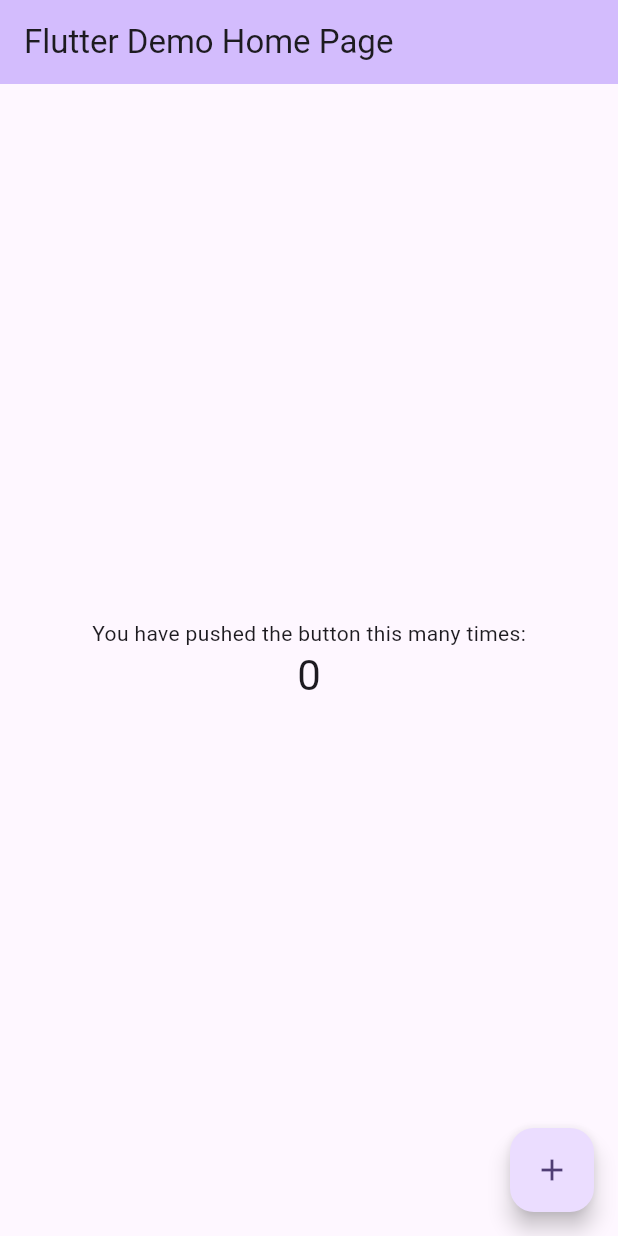
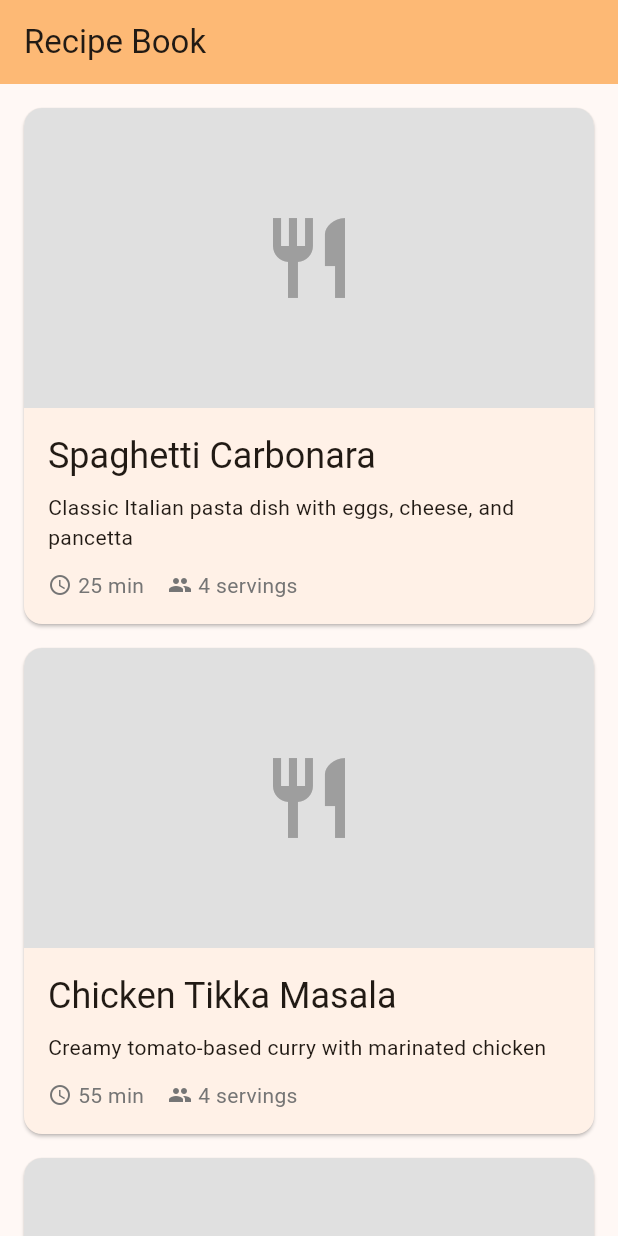
Before and after one commit to jithu2111/recipe_book_app, a Flutter app: the screen it shows after launch, on a phone screen of 412 x 824 dp. Run offline on Flutter 3.47's test engine with Material 3 defaults, Android fonts, the phone set to English and light mode, and no system bars.

Commit message:
homescreen-detailscreen-navigation

```diff
--- a/lib/main.dart
+++ b/lib/main.dart
@@ -1,4 +1,5 @@
 import 'package:flutter/material.dart';
+import 'screens/home_screen.dart';
 
 void main() {
   runApp(const MyApp());
@@ -7,116 +8,15 @@ void main() {
 class MyApp extends StatelessWidget {
   const MyApp({super.key});
 
-  // This widget is the root of your application.
   @override
   Widget build(BuildContext context) {
     return MaterialApp(
-      title: 'Flutter Demo',
+      title: 'Recipe Book',
       theme: ThemeData(
-        // This is the theme of your application.
-        //
-        // TRY THIS: Try running your application with "flutter run". You'll see
-        // the application has a purple toolbar. Then, without quitting the app,
-        // try changing the seedColor in the colorScheme below to Colors.green
-        // and then invoke "hot reload" (save your changes or press the "hot
-        // reload" button in a Flutter-supported IDE, or press "r" if you used
-        // the command line to start the app).
-        //
-        // Notice that the counter didn't reset back to zero; the application
-        // state is not lost during the reload. To reset the state, use hot
-        // restart instead.
-        //
-        // This works for code too, not just values: Most code changes can be
-        // tested with just a hot reload.
-        colorScheme: ColorScheme.fromSeed(seedColor: Colors.deepPurple),
+        colorScheme: ColorScheme.fromSeed(seedColor: Colors.orange),
+        useMaterial3: true,
       ),
-      home: const MyHomePage(title: 'Flutter Demo Home Page'),
+      home: const HomeScreen(),
     );
   }
 }
-
-class MyHomePage extends StatefulWidget {
-  const MyHomePage({super.key, required this.title});
-
-  // This widget is the home page of your application. It is stateful, meaning
-  // that it has a State object (defined below) that contains fields that affect
-  // how it looks.
-
-  // This class is the configuration for the state. It holds the values (in this
-  // case the title) provided by the parent (in this case the App widget) and
-  // used by the build method of the State. Fields in a Widget subclass are
-  // always marked "final".
-
-  final String title;
-
-  @override
-  State<MyHomePage> createState() => _MyHomePageState();
-}
-
-class _MyHomePageState extends State<MyHomePage> {
-  int _counter = 0;
-
-  void _incrementCounter() {
-    setState(() {
-      // This call to setState tells the Flutter framework that something has
-      // changed in this State, which causes it to rerun the build method below
-      // so that the display can reflect the updated values. If we changed
-      // _counter without calling setState(), then the build method would not be
-      // called again, and so nothing would appear to happen.
-      _counter++;
-    });
-  }
-
-  @override
-  Widget build(BuildContext context) {
-    // This method is rerun every time setState is called, for instance as done
-    // by the _incrementCounter method above.
-    //
-    // The Flutter framework has been optimized to make rerunning build methods
-    // fast, so that you can just rebuild anything that needs updating rather
-    // than having to individually change instances of widgets.
-    return Scaffold(
-      appBar: AppBar(
-        // TRY THIS: Try changing the color here to a specific color (to
-        // Colors.amber, perhaps?) and trigger a hot reload to see the AppBar
-        // change color while the other colors stay the same.
-        backgroundColor: Theme.of(context).colorScheme.inversePrimary,
-        // Here we take the value from the MyHomePage object that was created by
-        // the App.build method, and use it to set our appbar title.
-        title: Text(widget.title),
-      ),
-      body: Center(
-        // Center is a layout widget. It takes a single child and positions it
-        // in the middle of the parent.
-        child: Column(
-          // Column is also a layout widget. It takes a list of children and
-          // arranges them vertically. By default, it sizes itself to fit its
-          // children horizontally, and tries to be as tall as its parent.
-          //
-          // Column has various properties to control how it sizes itself and
-          // how it positions its children. Here we use mainAxisAlignment to
-          // center the children vertically; the main axis here is the vertical
-          // axis because Columns are vertical (the cross axis would be
-          // horizontal).
-          //
-          // TRY THIS: Invoke "debug painting" (choose the "Toggle Debug Paint"
-          // action in the IDE, or press "p" in the console), to see the
-          // wireframe for each widget.
-          mainAxisAlignment: MainAxisAlignment.center,
-          children: <Widget>[
-            const Text('You have pushed the button this many times:'),
-            Text(
-              '$_counter',
-              style: Theme.of(context).textTheme.headlineMedium,
-            ),
-          ],
-        ),
-      ),
-      floatingActionButton: FloatingActionButton(
-        onPressed: _incrementCounter,
-        tooltip: 'Increment',
-        child: const Icon(Icons.add),
-      ), // This trailing comma makes auto-formatting nicer for build methods.
-    );
-  }
-}
--- /dev/null
+++ b/lib/models/recipe.dart
@@ -0,0 +1,161 @@
+class Recipe {
+  final int id;
+  final String title;
+  final String description;
+  final String imageUrl;
+  final List<String> ingredients;
+  final List<String> instructions;
+  final int prepTime;
+  final int cookTime;
+  final int servings;
+
+  Recipe({
+    required this.id,
+    required this.title,
+    required this.description,
+    required this.imageUrl,
+    required this.ingredients,
+    required this.instructions,
+    required this.prepTime,
+    required this.cookTime,
+    required this.servings,
+  });
+
+  static List<Recipe> getSampleRecipes() {
+    return [
+      Recipe(
+        id: 1,
+        title: 'Spaghetti Carbonara',
+        description: 'Classic Italian pasta dish with eggs, cheese, and pancetta',
+        imageUrl: 'https://via.placeholder.com/300x200',
+        ingredients: [
+          '400g spaghetti',
+          '200g pancetta',
+          '3 large eggs',
+          '100g Pecorino Romano cheese',
+          'Black pepper',
+          'Salt'
+        ],
+        instructions: [
+          'Boil pasta in salted water',
+          'Cook pancetta until crispy',
+          'Whisk eggs with cheese',
+          'Combine hot pasta with pancetta',
+          'Add egg mixture off heat',
+          'Toss until creamy'
+        ],
+        prepTime: 10,
+        cookTime: 15,
+        servings: 4,
+      ),
+      Recipe(
+        id: 2,
+        title: 'Chicken Tikka Masala',
+        description: 'Creamy tomato-based curry with marinated chicken',
+        imageUrl: 'https://via.placeholder.com/300x200',
+        ingredients: [
+          '500g chicken breast',
+          '400ml coconut milk',
+          '400g canned tomatoes',
+          '1 onion',
+          '3 cloves garlic',
+          'Ginger',
+          'Garam masala',
+          'Turmeric'
+        ],
+        instructions: [
+          'Marinate chicken in yogurt and spices',
+          'Grill chicken until cooked',
+          'Sauté onions, garlic, and ginger',
+          'Add tomatoes and spices',
+          'Add coconut milk and simmer',
+          'Add grilled chicken and serve'
+        ],
+        prepTime: 30,
+        cookTime: 25,
+        servings: 4,
+      ),
+      Recipe(
+        id: 3,
+        title: 'Caesar Salad',
+        description: 'Fresh romaine lettuce with homemade Caesar dressing',
+        imageUrl: 'https://via.placeholder.com/300x200',
+        ingredients: [
+          '2 heads romaine lettuce',
+          '100g Parmesan cheese',
+          '1 cup croutons',
+          '2 cloves garlic',
+          '2 anchovy fillets',
+          '1 egg yolk',
+          'Lemon juice',
+          'Olive oil'
+        ],
+        instructions: [
+          'Wash and chop romaine lettuce',
+          'Make dressing with garlic, anchovies, egg yolk',
+          'Add lemon juice and olive oil',
+          'Toss lettuce with dressing',
+          'Top with Parmesan and croutons',
+          'Serve immediately'
+        ],
+        prepTime: 15,
+        cookTime: 0,
+        servings: 2,
+      ),
+      Recipe(
+        id: 4,
+        title: 'Beef Tacos',
+        description: 'Spicy ground beef in soft tortillas with fresh toppings',
+        imageUrl: 'https://via.placeholder.com/300x200',
+        ingredients: [
+          '500g ground beef',
+          '8 soft tortillas',
+          '1 onion',
+          '2 tomatoes',
+          '1 lettuce head',
+          'Cheddar cheese',
+          'Sour cream',
+          'Taco seasoning'
+        ],
+        instructions: [
+          'Brown ground beef with onions',
+          'Add taco seasoning and water',
+          'Simmer until thickened',
+          'Warm tortillas',
+          'Dice tomatoes and lettuce',
+          'Assemble tacos with toppings'
+        ],
+        prepTime: 15,
+        cookTime: 15,
+        servings: 4,
+      ),
+      Recipe(
+        id: 5,
+        title: 'Chocolate Chip Cookies',
+        description: 'Classic homemade cookies with chocolate chips',
+        imageUrl: 'https://via.placeholder.com/300x200',
+        ingredients: [
+          '2 cups all-purpose flour',
+          '1 cup butter',
+          '3/4 cup brown sugar',
+          '1/2 cup white sugar',
+          '2 eggs',
+          '2 cups chocolate chips',
+          'Baking soda',
+          'Vanilla extract'
+        ],
+        instructions: [
+          'Cream butter and sugars',
+          'Add eggs and vanilla',
+          'Mix in flour and baking soda',
+          'Fold in chocolate chips',
+          'Drop onto baking sheet',
+          'Bake at 375°F for 10 minutes'
+        ],
+        prepTime: 15,
+        cookTime: 10,
+        servings: 24,
+      ),
+    ];
+  }
+}
--- /dev/null
+++ b/lib/screens/home_screen.dart
@@ -0,0 +1,110 @@
+import 'package:flutter/material.dart';
+import '../models/recipe.dart';
+import 'details_screen.dart';
+
+class HomeScreen extends StatelessWidget {
+  const HomeScreen({super.key});
+
+  @override
+  Widget build(BuildContext context) {
+    final recipes = Recipe.getSampleRecipes();
+
+    return Scaffold(
+      appBar: AppBar(
+        title: const Text('Recipe Book'),
+        backgroundColor: Theme.of(context).colorScheme.inversePrimary,
+      ),
+      body: ListView.builder(
+        padding: const EdgeInsets.all(16.0),
+        itemCount: recipes.length,
+        itemBuilder: (context, index) {
+          final recipe = recipes[index];
+          return Card(
+            margin: const EdgeInsets.only(bottom: 16.0),
+            child: InkWell(
+              onTap: () {
+                Navigator.push(
+                  context,
+                  MaterialPageRoute(
+                    builder: (context) => DetailsScreen(recipe: recipe),
+                  ),
+                );
+              },
+              child: Column(
+                crossAxisAlignment: CrossAxisAlignment.start,
+                children: [
+                  Container(
+                    height: 200,
+                    width: double.infinity,
+                    decoration: BoxDecoration(
+                      color: Colors.grey[300],
+                      borderRadius: const BorderRadius.vertical(
+                        top: Radius.circular(12),
+                      ),
+                    ),
+                    child: const Icon(
+                      Icons.restaurant,
+                      size: 64,
+                      color: Colors.grey,
+                    ),
+                  ),
+                  Padding(
+                    padding: const EdgeInsets.all(16.0),
+                    child: Column(
+                      crossAxisAlignment: CrossAxisAlignment.start,
+                      children: [
+                        Text(
+                          recipe.title,
+                          style: Theme.of(context).textTheme.headlineSmall,
+                        ),
+                        const SizedBox(height: 8),
+                        Text(
+                          recipe.description,
+                          style: Theme.of(context).textTheme.bodyMedium,
+                          maxLines: 2,
+                          overflow: TextOverflow.ellipsis,
+                        ),
+                        const SizedBox(height: 12),
+                        Row(
+                          children: [
+                            Icon(
+                              Icons.access_time,
+                              size: 16,
+                              color: Colors.grey[600],
+                            ),
+                            const SizedBox(width: 4),
+                            Text(
+                              '${recipe.prepTime + recipe.cookTime} min',
+                              style: TextStyle(
+                                color: Colors.grey[600],
+                                fontSize: 14,
+                              ),
+                            ),
+                            const SizedBox(width: 16),
+                            Icon(
+                              Icons.people,
+                              size: 16,
+                              color: Colors.grey[600],
+                            ),
+                            const SizedBox(width: 4),
+                            Text(
+                              '${recipe.servings} servings',
+                              style: TextStyle(
+                                color: Colors.grey[600],
+                                fontSize: 14,
+                              ),
+                            ),
+                          ],
+                        ),
+                      ],
+                    ),
+                  ),
+                ],
+              ),
+            ),
+          );
+        },
+      ),
+    );
+  }
+}
```
Also changed, not shown: lib/screens/details_screen.dart (added, +186 -0 lines).
